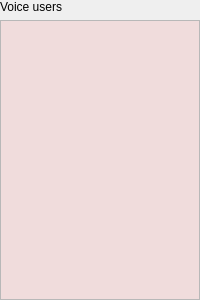
Above: UiModule/ui/VoiceUsers.ui from realXtend/tundra before the change. Below: the same form after it.
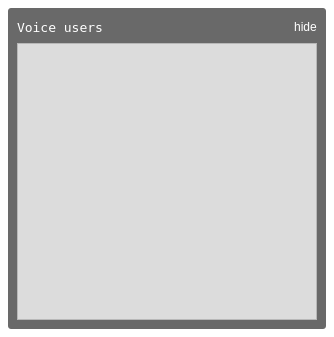
That is the form after the change.

What changed in the file:
```diff
--- a/UiModule/ui/VoiceUsers.ui
+++ b/UiModule/ui/VoiceUsers.ui
@@ -6,47 +6,107 @@
    <rect>
     <x>0</x>
     <y>0</y>
-    <width>179</width>
-    <height>300</height>
+    <width>334</width>
+    <height>337</height>
    </rect>
   </property>
   <property name="minimumSize">
    <size>
     <width>0</width>
-    <height>0</height>
+    <height>50</height>
    </size>
   </property>
   <property name="maximumSize">
    <size>
-    <width>16777215</width>
-    <height>300</height>
+    <width>400</width>
+    <height>400</height>
    </size>
   </property>
   <property name="windowTitle">
    <string>Form</string>
   </property>
   <property name="styleSheet">
-   <string notr="true"/>
+   <string notr="true">#VoiceUsersWidget
+{
+background-color: rgba(0,0,0,0);
+}
+#titleLabel
+{
+color: rgb(255,255,255);
+}
+#hideButton
+{
+color: rgb(255,255,255);
+background-color: rgba(0,0,0,0);
+border: 0 px;
+}
+/*#hideButton:hover {color: rgb(255,185,110);}*/
+#hideButton:pressed {color: rgb(100,100,100);}
+#frame
+{
+background-color: rgba(0,0,0,150);
+border: 1 px solid rgba(200,200,200,150);
+border-radius: 3px;
+}</string>
   </property>
   <layout class="QVBoxLayout" name="verticalLayout">
    <property name="margin">
-    <number>0</number>
+    <number>8</number>
    </property>
    <item>
-    <widget class="QLabel" name="label">
+    <widget class="QFrame" name="frame">
+     <property name="frameShape">
+      <enum>QFrame::StyledPanel</enum>
+     </property>
+     <property name="frameShadow">
+      <enum>QFrame::Raised</enum>
+     </property>
+     <layout class="QVBoxLayout" name="verticalLayout_3">
+      <item>
+       <layout class="QHBoxLayout" name="horizontalLayout">
+        <item>
+         <widget class="QLabel" name="titleLabel">
+          <property name="font">
+           <font>
+            <family>Fixedsys</family>
+            <pointsize>10</pointsize>
+           </font>
+          </property>
      <property name="text">
       <string>Voice users</string>
      </property>
     </widget>
    </item>
    <item>
-    <widget class="QScrollArea" name="userListScrollArea">
-     <property name="minimumSize">
+         <spacer name="horizontalSpacer">
+          <property name="orientation">
+           <enum>Qt::Horizontal</enum>
+          </property>
+          <property name="sizeHint" stdset="0">
       <size>
-       <width>200</width>
+            <width>40</width>
        <height>20</height>
       </size>
      </property>
+         </spacer>
+        </item>
+        <item>
+         <widget class="QPushButton" name="hideButton">
+          <property name="text">
+           <string>hide</string>
+          </property>
+         </widget>
+        </item>
+       </layout>
+      </item>
+      <item>
+       <widget class="QScrollArea" name="userListScrollArea">
+        <property name="minimumSize">
+         <size>
+          <width>300</width>
+          <height>0</height>
+         </size>
+        </property>
      <property name="styleSheet">
       <string notr="true"/>
      </property>
@@ -54,34 +114,37 @@
       <bool>true</bool>
      </property>
      <widget class="QWidget" name="userListScrollAreaWidgetContents">
+         <property name="enabled">
+          <bool>true</bool>
+         </property>
       <property name="geometry">
        <rect>
         <x>0</x>
         <y>0</y>
-        <width>198</width>
-        <height>279</height>
+           <width>298</width>
+           <height>273</height>
        </rect>
       </property>
       <property name="styleSheet">
        <string notr="true">QWidget
 {
-background-color: rgba(255,0,0,20);
+background-color: rgba(0,0,0,20);
 }</string>
       </property>
-      <layout class="QVBoxLayout" name="verticalLayout_2">
+         <layout class="QVBoxLayout" name="verticalLayoutArea">
+          <property name="spacing">
+           <number>3</number>
+          </property>
        <property name="margin">
         <number>0</number>
        </property>
        <item>
         <layout class="QVBoxLayout" name="userListLayout">
          <property name="spacing">
-          <number>0</number>
-         </property>
-         <property name="topMargin">
-          <number>0</number>
-         </property>
-         <property name="bottomMargin">
-          <number>0</number>
+             <number>4</number>
+            </property>
+            <property name="margin">
+             <number>2</number>
          </property>
          <item>
           <spacer name="verticalSpacer_2">
@@ -90,8 +153,8 @@
            </property>
            <property name="sizeHint" stdset="0">
             <size>
-             <width>20</width>
-             <height>40</height>
+                <width>0</width>
+                <height>0</height>
             </size>
            </property>
           </spacer>
@@ -100,6 +163,9 @@
        </item>
       </layout>
      </widget>
+       </widget>
+      </item>
+     </layout>
     </widget>
    </item>
   </layout>
```
Left out of the diff: 2 changed lines with no effect on the pictures. Lines whose indentation alone changed are shown as unchanged.
